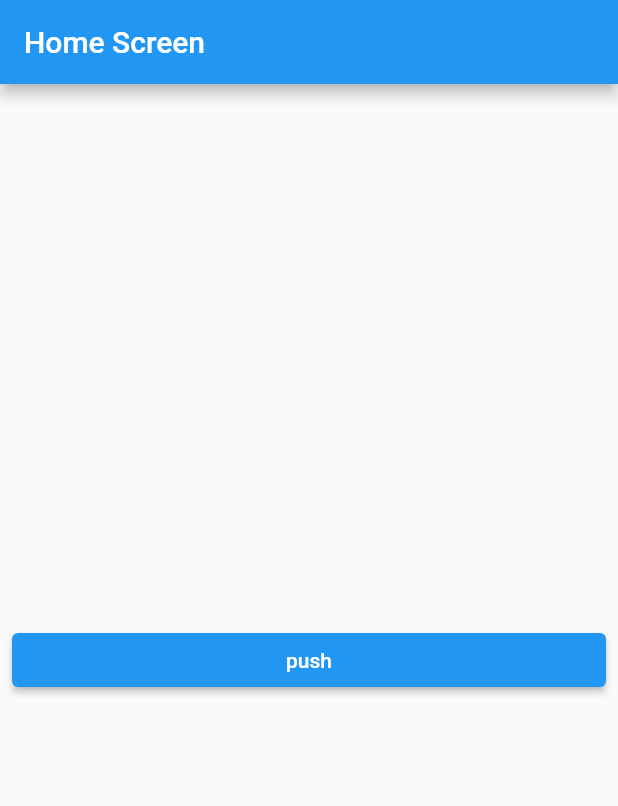
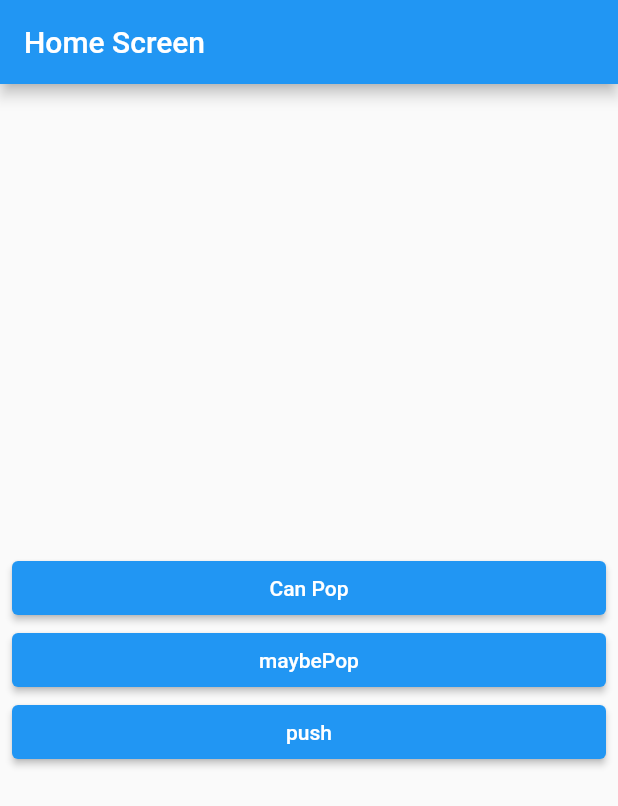
Before and after one commit to gaeguriBanchan/flutter_navigation, a Flutter app: the screen it shows after launch, on a phone screen of 412 x 824 dp. Shown: the top 806 px of the screen. Run offline on Flutter 3.47's test engine with Material 2 defaults, Android fonts, the phone set to English and light mode, and no system bars.

Commit message:
maybePop, WillPopScope

```diff
--- a/lib/screen/home_screen.dart
+++ b/lib/screen/home_screen.dart
@@ -7,9 +7,32 @@ class HomeScreen extends StatelessWidget {
 
   @override
   Widget build(BuildContext context) {
-    return MainLayout(
+    return WillPopScope(
+      onWillPop: () async {
+        // true : pop 가능
+        // false : pop 불가능
+
+        // return false;
+
+        // 작업실행
+        final canPop = Navigator.of(context).canPop();
+        return canPop;
+      },
+      child: MainLayout(
         title: 'Home Screen',
         children: [
+          ElevatedButton(
+            onPressed: () {
+              print(Navigator.of(context).canPop());
+            },
+            child: const Text('Can Pop'),
+          ),
+          ElevatedButton(
+            onPressed: () {
+              Navigator.of(context).maybePop();
+            },
+            child: const Text('maybePop'),
+          ),
           ElevatedButton(
             onPressed: () async {
               final result = await Navigator.of(context).push(
@@ -23,6 +46,7 @@ class HomeScreen extends StatelessWidget {
             child: const Text('push'),
           ),
         ],
+      ),
     );
   }
 }
--- a/lib/screen/route_three_screen.dart
+++ b/lib/screen/route_three_screen.dart
@@ -19,6 +19,12 @@ class RouteThreeScreen extends StatelessWidget {
         },
         child: const Text('pop'),
       ),
+      ElevatedButton(
+        onPressed: () {
+          Navigator.of(context).maybePop();
+        },
+        child: const Text('maybePop'),
+      ),
     ]);
   }
 }
```
Also changed, not shown: lib/screen/route_one_screen.dart (+6 -1 lines), lib/screen/route_two_screen.dart (+10 -1 lines). Lines whose indentation alone changed are shown as unchanged.
